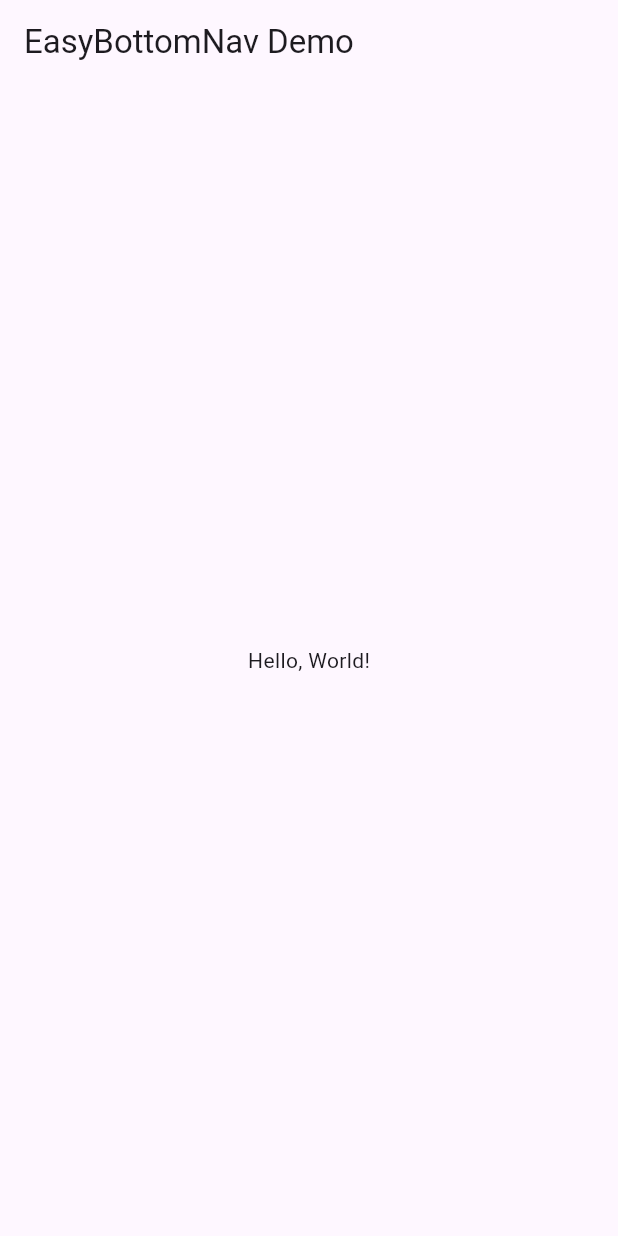
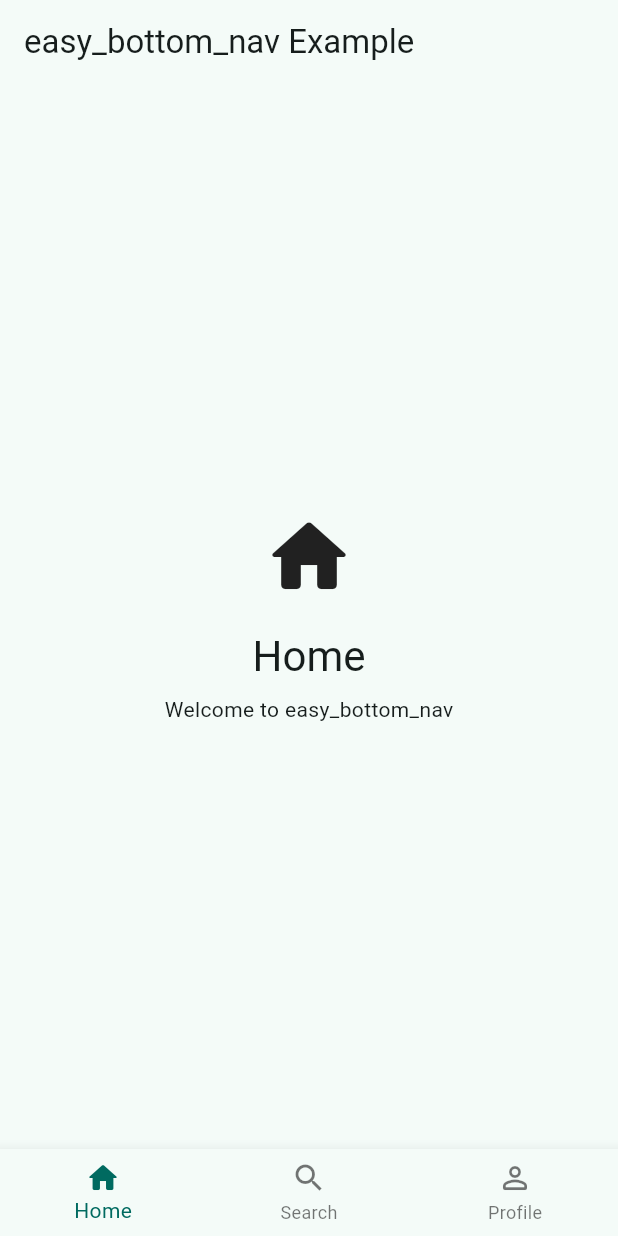
Before and after one commit to Al-Fuad/Packages, a Flutter app: the screen it shows after launch, on a phone screen of 412 x 824 dp. Run offline on Flutter 3.47's test engine with Material 3 defaults, Android fonts, the light colour scheme and no system bars.

Commit message:
feat: Revamp README and example app, enhance EasyBottomNav with item customization

```diff
--- a/flutter/easy_bottom_nav/example/lib/main.dart
+++ b/flutter/easy_bottom_nav/example/lib/main.dart
@@ -1,28 +1,105 @@
+import 'package:easy_bottom_nav/easy_bottom_nav.dart';
 import 'package:flutter/material.dart';
-import 'package:easy_bottom_nav/easy_bottom_nav.dart';
 
 void main() {
-  runApp(const MyApp());
+  runApp(const ExampleApp());
 }
 
-class MyApp extends StatelessWidget {
-  const MyApp({super.key});
+class ExampleApp extends StatelessWidget {
+  const ExampleApp({super.key});
 
   @override
   Widget build(BuildContext context) {
     return MaterialApp(
-      title: 'EasyBottomNav Demo',
+      debugShowCheckedModeBanner: false,
+      title: 'easy_bottom_nav Example',
       theme: ThemeData(
-        primarySwatch: Colors.blue,
+        colorScheme: ColorScheme.fromSeed(seedColor: Colors.teal),
       ),
-      home: Scaffold(
-        appBar: AppBar(
-          title: const Text('EasyBottomNav Demo'),
+      home: const ExampleHomePage(),
+    );
+  }
+}
+
+class ExampleHomePage extends StatefulWidget {
+  const ExampleHomePage({super.key});
+
+  @override
+  State<ExampleHomePage> createState() => _ExampleHomePageState();
+}
+
+class _ExampleHomePageState extends State<ExampleHomePage> {
+  int _currentIndex = 0;
+
+  static const _tabs = [
+    _TabContent(
+      title: 'Home',
+      subtitle: 'Welcome to easy_bottom_nav',
+      icon: Icons.home_rounded,
+    ),
+    _TabContent(
+      title: 'Search',
+      subtitle: 'Find things quickly',
+      icon: Icons.search_rounded,
+    ),
+    _TabContent(
+      title: 'Profile',
+      subtitle: 'Manage your account',
+      icon: Icons.person_rounded,
+    ),
+  ];
+
+  @override
+  Widget build(BuildContext context) {
+    final tab = _tabs[_currentIndex];
+
+    return Scaffold(
+      appBar: AppBar(title: const Text('easy_bottom_nav Example')),
+      body: Center(
+        child: Column(
+          mainAxisAlignment: MainAxisAlignment.center,
+          children: [
+            Icon(tab.icon, size: 64),
+            const SizedBox(height: 16),
+            Text(tab.title, style: Theme.of(context).textTheme.headlineMedium),
+            const SizedBox(height: 8),
+            Text(tab.subtitle),
+          ],
         ),
-        body: const Center(
-          child: Text('Hello, World!'),
-        ),
+      ),
+      bottomNavigationBar: EasyBottomNav(
+        currentIndex: _currentIndex,
+        onTap: (index) => setState(() => _currentIndex = index),
+        items: const [
+          EasyBottomNavItem(
+            icon: Icon(Icons.home_outlined),
+            activeIcon: Icon(Icons.home_rounded),
+            label: 'Home',
+          ),
+          EasyBottomNavItem(
+            icon: Icon(Icons.search_outlined),
+            activeIcon: Icon(Icons.search_rounded),
+            label: 'Search',
+          ),
+          EasyBottomNavItem(
+            icon: Icon(Icons.person_outline_rounded),
+            activeIcon: Icon(Icons.person_rounded),
+            label: 'Profile',
+          ),
+        ],
       ),
     );
   }
 }
+
+class _TabContent {
+  const _TabContent({
+    required this.title,
+    required this.subtitle,
+    required this.icon,
+  });
+
+  final String title;
+  final String subtitle;
+  final IconData icon;
+}
--- a/flutter/easy_bottom_nav/lib/easy_bottom_nav.dart
+++ b/flutter/easy_bottom_nav/lib/easy_bottom_nav.dart
@@ -1,29 +1,132 @@
-/// A customizable and responsive navigation bar for Flutter applications.
+/// A lightweight wrapper around Flutter's [BottomNavigationBar].
 library easy_bottom_nav;
 
-/// Exporting the main EasyBottomNav class for external use.
-class EasyBottomNav {
+import 'package:flutter/material.dart';
 
-  /// [items] - A list of strings representing the navigation items.
-  /// [currentIndex] - The index of the currently selected item.
-  /// [onTap] - A callback function that is triggered when an item is tapped.
-  final List<String> items;
-  final int currentIndex;
-  final Function(int) onTap;
+/// Callback used when a bottom navigation item is tapped.
+typedef EasyBottomNavTapCallback = void Function(int index);
 
-  /// Creates a new instance of the EasyBottomNav class.
-  EasyBottomNav({
+/// Describes one item shown by [EasyBottomNav].
+class EasyBottomNavItem {
+  /// Creates an item for [EasyBottomNav].
+  const EasyBottomNavItem({
+    required this.icon,
+    required this.label,
+    this.activeIcon,
+    this.tooltip,
+    this.backgroundColor,
+  });
+
+  /// The icon shown when this item is not selected.
+  final Widget icon;
+
+  /// The icon shown when this item is selected.
+  final Widget? activeIcon;
+
+  /// The label shown below the icon.
+  final String label;
+
+  /// Optional semantic tooltip for the item.
+  final String? tooltip;
+
+  /// Optional background color used by shifting navigation bars.
+  final Color? backgroundColor;
+}
+
+/// A simple and customizable bottom navigation widget.
+class EasyBottomNav extends StatelessWidget {
+  /// Creates an [EasyBottomNav].
+  const EasyBottomNav({
+    super.key,
     required this.items,
     required this.currentIndex,
     required this.onTap,
-  });
+    this.type,
+    this.elevation,
+    this.iconSize = 24,
+    this.selectedItemColor,
+    this.unselectedItemColor,
+    this.selectedLabelStyle,
+    this.unselectedLabelStyle,
+    this.showSelectedLabels = true,
+    this.showUnselectedLabels = true,
+    this.backgroundColor,
+    this.enableFeedback,
+  }) : assert(items.length >= 2, 'EasyBottomNav requires at least two items.'),
+       assert(
+         currentIndex >= 0 && currentIndex < items.length,
+         'currentIndex must be within items bounds.',
+       );
 
-  /// Handles tap events on the navigation items and triggers the provided callback.
-  ///
-  /// [index] - The index of the tapped item.
-  /// This method calls the `onTap` callback with the index of the tapped item, allowing the parent widget to update the state accordingly.
-  void handleTap(int index) {
-    onTap(index);
+  /// Navigation items to display.
+  final List<EasyBottomNavItem> items;
+
+  /// Currently selected item index.
+  final int currentIndex;
+
+  /// Called when a new item is selected.
+  final EasyBottomNavTapCallback onTap;
+
+  /// Defines the layout and behavior of the navigation bar.
+  final BottomNavigationBarType? type;
+
+  /// The z-coordinate of this navigation bar.
+  final double? elevation;
+
+  /// Size of all item icons.
+  final double iconSize;
+
+  /// Color of the selected item.
+  final Color? selectedItemColor;
+
+  /// Color of unselected items.
+  final Color? unselectedItemColor;
+
+  /// Text style for selected item labels.
+  final TextStyle? selectedLabelStyle;
+
+  /// Text style for unselected item labels.
+  final TextStyle? unselectedLabelStyle;
+
+  /// Whether to show labels for selected items.
+  final bool showSelectedLabels;
+
+  /// Whether to show labels for unselected items.
+  final bool showUnselectedLabels;
+
+  /// The navigation bar background color.
+  final Color? backgroundColor;
+
+  /// Whether detected gestures should provide feedback.
+  final bool? enableFeedback;
+
+  @override
+  Widget build(BuildContext context) {
+    return BottomNavigationBar(
+      items: items
+          .map(
+            (item) => BottomNavigationBarItem(
+              icon: item.icon,
+              activeIcon: item.activeIcon,
+              label: item.label,
+              tooltip: item.tooltip,
+              backgroundColor: item.backgroundColor,
+            ),
+          )
+          .toList(growable: false),
+      currentIndex: currentIndex,
+      onTap: onTap,
+      type: type,
+      elevation: elevation,
+      iconSize: iconSize,
+      selectedItemColor: selectedItemColor,
+      unselectedItemColor: unselectedItemColor,
+      selectedLabelStyle: selectedLabelStyle,
+      unselectedLabelStyle: unselectedLabelStyle,
+      showSelectedLabels: showSelectedLabels,
+      showUnselectedLabels: showUnselectedLabels,
+      backgroundColor: backgroundColor,
+      enableFeedback: enableFeedback,
+    );
   }
-
 }
--- a/flutter/easy_bottom_nav/pubspec.yaml
+++ b/flutter/easy_bottom_nav/pubspec.yaml
@@ -1,6 +1,6 @@
 name: easy_bottom_nav
 description: "A customizable and responsive bottom navigation bar for Flutter applications."
-version: 0.0.1
+version: 0.1.0+1
 repository: https://github.com/Al-Fuad/Packages/tree/main/flutter/easy_bottom_nav
 
 topics:
```
Also changed, not shown: 3 other files.
